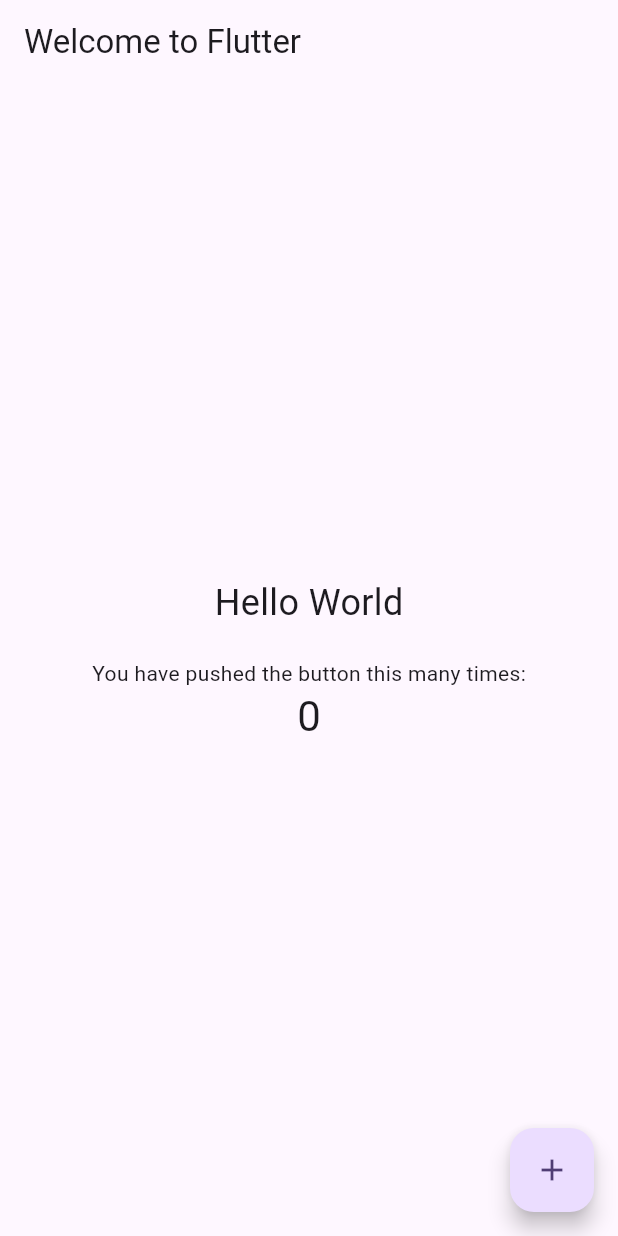
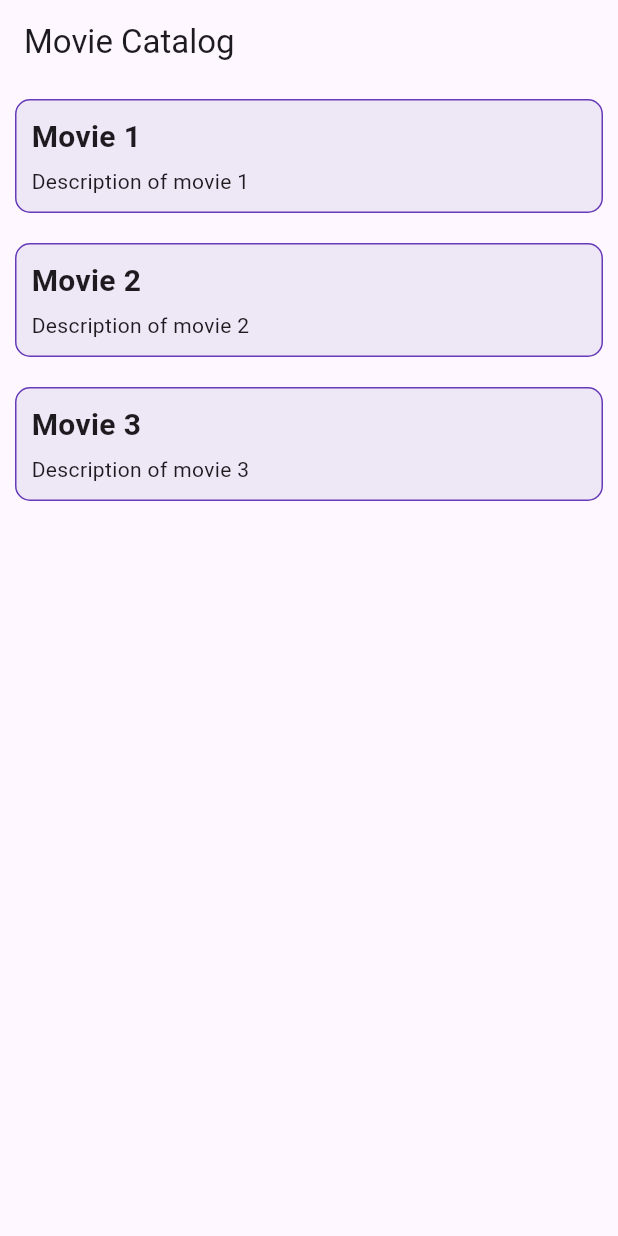
Before and after one commit to oewjnconec/LDSW_utilzandowidgets, a Flutter app: the screen it shows after launch, on a phone screen of 412 x 824 dp. Run offline on Flutter 3.47's test engine with Material 3 defaults, Android fonts, the phone set to English and light mode, and no system bars.

Commit message:
Initial commit with movie catalog structure

```diff
--- a/lib/main.dart
+++ b/lib/main.dart
@@ -10,12 +10,12 @@ class MyApp extends StatelessWidget {
   @override
   Widget build(BuildContext context) {
     return MaterialApp(
-      title: 'Welcome to Flutter',
+      title: 'Movie Catalog',
       theme: ThemeData(
         colorScheme: ColorScheme.fromSeed(seedColor: Colors.deepPurple),
         useMaterial3: true,
       ),
-      home: const MyHomePage(title: 'Welcome to Flutter'),
+      home: const MyHomePage(title: 'Movie Catalog'),
     );
   }
 }
@@ -30,13 +30,11 @@ class MyHomePage extends StatefulWidget {
 }
 
 class _MyHomePageState extends State<MyHomePage> {
-  int _counter = 0;
-
-  void _incrementCounter() {
-    setState(() {
-      _counter++;
-    });
-  }
+  final List<Map<String, String>> movies = [
+    {"title": "Movie 1", "description": "Description of movie 1"},
+    {"title": "Movie 2", "description": "Description of movie 2"},
+    {"title": "Movie 3", "description": "Description of movie 3"},
+  ];
 
   @override
   Widget build(BuildContext context) {
@@ -44,29 +42,33 @@ class _MyHomePageState extends State<MyHomePage> {
       appBar: AppBar(
         title: Text(widget.title),
       ),
-      body: Center(
-        child: Column(
-          mainAxisAlignment: MainAxisAlignment.center,
-          children: <Widget>[
-            const Text(
-              'Hello World',
-              style: TextStyle(fontSize: 24),
+      body: ListView.builder(
+        itemCount: movies.length,
+        itemBuilder: (context, index) {
+          return Container(
+            margin: const EdgeInsets.all(10),
+            padding: const EdgeInsets.all(10),
+            decoration: BoxDecoration(
+              color: Colors.deepPurple[50],
+              border: Border.all(color: Colors.deepPurple),
+              borderRadius: BorderRadius.circular(10),
             ),
-            const SizedBox(height: 20),
-            const Text(
-              'You have pushed the button this many times:',
+            child: Column(
+              crossAxisAlignment: CrossAxisAlignment.start,
+              children: [
+                Text(
+                  movies[index]['title']!,
+                  style: const TextStyle(
+                    fontSize: 20,
+                    fontWeight: FontWeight.bold,
+                  ),
+                ),
+                const SizedBox(height: 5),
+                Text(movies[index]['description']!),
+              ],
             ),
-            Text(
-              '$_counter',
-              style: Theme.of(context).textTheme.headlineMedium,
-            ),
-          ],
-        ),
-      ),
-      floatingActionButton: FloatingActionButton(
-        onPressed: _incrementCounter,
-        tooltip: 'Increment',
-        child: const Icon(Icons.add),
+          );
+        },
       ),
     );
   }
```
